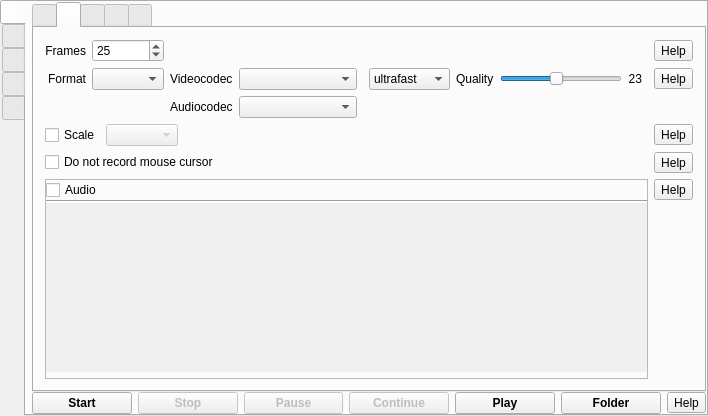
This is src/formMainWindow.ui in vkohaupt/vokoscreenNG as Qt 5 draws it before an edit. The edited form follows.
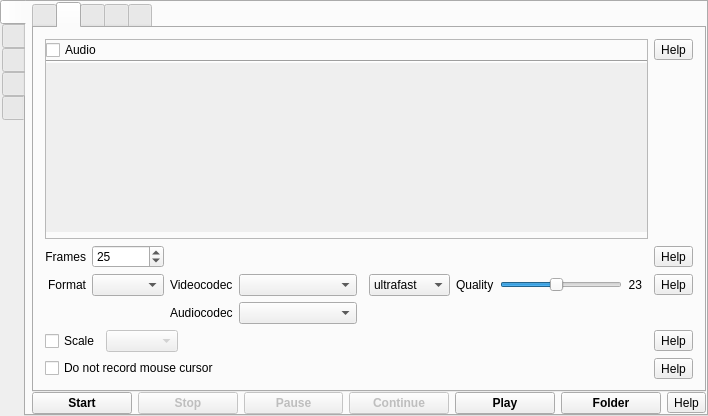
This is the edited form. The open tabs and pages were chosen to show the change. Icons and pictures are not drawn.

```diff
--- a/src/formMainWindow.ui
+++ b/src/formMainWindow.ui
@@ -456,6 +456,141 @@
             <string notr="true"/>
            </attribute>
            <layout class="QVBoxLayout" name="verticalLayout_4">
+            <item>
+             <layout class="QHBoxLayout" name="horizontalLayout_34">
+              <property name="topMargin">
+               <number>0</number>
+              </property>
+              <item>
+               <widget class="QFrame" name="frameAudio">
+                <property name="frameShape">
+                 <enum>QFrame::StyledPanel</enum>
+                </property>
+                <property name="frameShadow">
+                 <enum>QFrame::Raised</enum>
+                </property>
+                <layout class="QVBoxLayout" name="verticalLayout_11">
+                 <property name="spacing">
+                  <number>0</number>
+                 </property>
+                 <property name="leftMargin">
+                  <number>0</number>
+                 </property>
+                 <property name="topMargin">
+                  <number>0</number>
+                 </property>
+                 <property name="rightMargin">
+                  <number>0</number>
+                 </property>
+                 <property name="bottomMargin">
+                  <number>6</number>
+                 </property>
+                 <item>
+                  <layout class="QHBoxLayout" name="horizontalLayout_3" stretch="0,0">
+                   <item>
+                    <widget class="QCheckBox" name="checkBoxAudioOnOff">
+                     <property name="text">
+                      <string>Audio</string>
+                     </property>
+                     <property name="checked">
+                      <bool>false</bool>
+                     </property>
+                    </widget>
+                   </item>
+                   <item>
+                    <spacer name="horizontalSpacer_14">
+                     <property name="orientation">
+                      <enum>Qt::Horizontal</enum>
+                     </property>
+                     <property name="sizeHint" stdset="0">
+                      <size>
+                       <width>40</width>
+                       <height>20</height>
+                      </size>
+                     </property>
+                    </spacer>
+                   </item>
+                  </layout>
+                 </item>
+                 <item>
+                  <widget class="Line" name="line_6">
+                   <property name="orientation">
+                    <enum>Qt::Horizontal</enum>
+                   </property>
+                  </widget>
+                 </item>
+                 <item>
+                  <widget class="QScrollArea" name="scrollAreaAudioDevice">
+                   <property name="frameShape">
+                    <enum>QFrame::NoFrame</enum>
+                   </property>
+                   <property name="widgetResizable">
+                    <bool>true</bool>
+                   </property>
+                   <property name="alignment">
+                    <set>Qt::AlignLeading|Qt::AlignLeft|Qt::AlignTop</set>
+                   </property>
+                   <widget class="QWidget" name="scrollAreaWidgetContentsAudioDevices">
+                    <property name="geometry">
+                     <rect>
+                      <x>0</x>
+                      <y>0</y>
+                      <width>533</width>
+                      <height>82</height>
+                     </rect>
+                    </property>
+                    <layout class="QVBoxLayout" name="verticalLayoutAudioDevices">
+                     <property name="spacing">
+                      <number>0</number>
+                     </property>
+                     <property name="leftMargin">
+                      <number>0</number>
+                     </property>
+                     <property name="topMargin">
+                      <number>0</number>
+                     </property>
+                     <property name="rightMargin">
+                      <number>0</number>
+                     </property>
+                     <property name="bottomMargin">
+                      <number>0</number>
+                     </property>
+                    </layout>
+                   </widget>
+                  </widget>
+                 </item>
+                </layout>
+               </widget>
+              </item>
+              <item>
+               <layout class="QVBoxLayout" name="verticalLayout_5">
+                <item>
+                 <widget class="QToolButton" name="toolButtonAudioHelp">
+                  <property name="toolTip">
+                   <string notr="true">Help</string>
+                  </property>
+                  <property name="text">
+                   <string notr="true">Help</string>
+                  </property>
+                 </widget>
+                </item>
+                <item>
+                 <spacer name="verticalSpacer_5">
+                  <property name="orientation">
+                   <enum>Qt::Vertical</enum>
+                  </property>
+                  <property name="sizeHint" stdset="0">
+                   <size>
+                    <width>20</width>
+                    <height>40</height>
+                   </size>
+                  </property>
+                 </spacer>
+                </item>
+               </layout>
+              </item>
+             </layout>
+            </item>
             <item>
              <layout class="QGridLayout" name="gridLayoutFormatCodecs">
               <item row="0" column="0">
@@ -805,138 +940,6 @@
               </item>
              </layout>
             </item>
-            <item>
-             <layout class="QHBoxLayout" name="horizontalLayout_34">
-              <item>
-               <widget class="QFrame" name="frameAudio">
-                <property name="frameShape">
-                 <enum>QFrame::StyledPanel</enum>
-                </property>
-                <property name="frameShadow">
-                 <enum>QFrame::Raised</enum>
-                </property>
-                <layout class="QVBoxLayout" name="verticalLayout_11">
-                 <property name="spacing">
-                  <number>0</number>
-                 </property>
-                 <property name="leftMargin">
-                  <number>0</number>
-                 </property>
-                 <property name="topMargin">
-                  <number>0</number>
-                 </property>
-                 <property name="rightMargin">
-                  <number>0</number>
-                 </property>
-                 <property name="bottomMargin">
-                  <number>6</number>
-                 </property>
-                 <item>
-                  <layout class="QHBoxLayout" name="horizontalLayout_3" stretch="0,0">
-                   <item>
-                    <widget class="QCheckBox" name="checkBoxAudioOnOff">
-                     <property name="text">
-                      <string>Audio</string>
-                     </property>
-                     <property name="checked">
-                      <bool>false</bool>
-                     </property>
-                    </widget>
-                   </item>
-                   <item>
-                    <spacer name="horizontalSpacer_14">
-                     <property name="orientation">
-                      <enum>Qt::Horizontal</enum>
-                     </property>
-                     <property name="sizeHint" stdset="0">
-                      <size>
-                       <width>40</width>
-                       <height>20</height>
-                      </size>
-                     </property>
-                    </spacer>
-                   </item>
-                  </layout>
-                 </item>
-                 <item>
-                  <widget class="Line" name="line_6">
-                   <property name="orientation">
-                    <enum>Qt::Horizontal</enum>
-                   </property>
-                  </widget>
-                 </item>
-                 <item>
-                  <widget class="QScrollArea" name="scrollAreaAudioDevice">
-                   <property name="frameShape">
-                    <enum>QFrame::NoFrame</enum>
-                   </property>
-                   <property name="widgetResizable">
-                    <bool>true</bool>
-                   </property>
-                   <property name="alignment">
-                    <set>Qt::AlignLeading|Qt::AlignLeft|Qt::AlignTop</set>
-                   </property>
-                   <widget class="QWidget" name="scrollAreaWidgetContentsAudioDevices">
-                    <property name="geometry">
-                     <rect>
-                      <x>0</x>
-                      <y>0</y>
-                      <width>533</width>
-                      <height>82</height>
-                     </rect>
-                    </property>
-                    <layout class="QVBoxLayout" name="verticalLayoutAudioDevices">
-                     <property name="spacing">
-                      <number>0</number>
-                     </property>
-                     <property name="leftMargin">
-                      <number>0</number>
-                     </property>
-                     <property name="topMargin">
-                      <number>0</number>
-                     </property>
-                     <property name="rightMargin">
-                      <number>0</number>
-                     </property>
-                     <property name="bottomMargin">
-                      <number>0</number>
-                     </property>
-                    </layout>
-                   </widget>
-                  </widget>
-                 </item>
-                </layout>
-               </widget>
-              </item>
-              <item>
-               <layout class="QVBoxLayout" name="verticalLayout_5">
-                <item>
-                 <widget class="QToolButton" name="toolButtonAudioHelp">
-                  <property name="toolTip">
-                   <string notr="true">Help</string>
-                  </property>
-                  <property name="text">
-                   <string notr="true">Help</string>
-                  </property>
-                 </widget>
-                </item>
-                <item>
-                 <spacer name="verticalSpacer_5">
-                  <property name="orientation">
-                   <enum>Qt::Vertical</enum>
-                  </property>
-                  <property name="sizeHint" stdset="0">
-                   <size>
-                    <width>20</width>
-                    <height>40</height>
-                   </size>
-                  </property>
-                 </spacer>
-                </item>
-               </layout>
-              </item>
-             </layout>
-            </item>
            </layout>
           </widget>
           <widget class="QWidget" name="tab">
```
Left out of the diff: 2 changed lines with no effect on the pictures.
